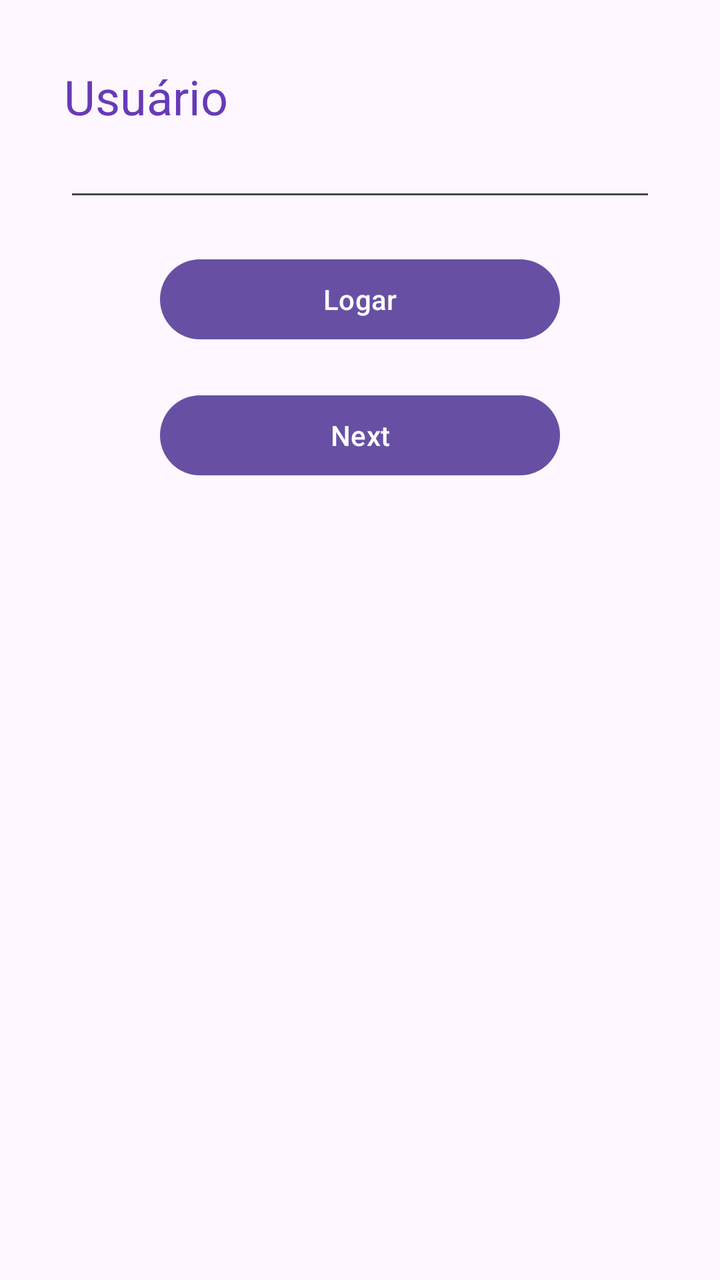
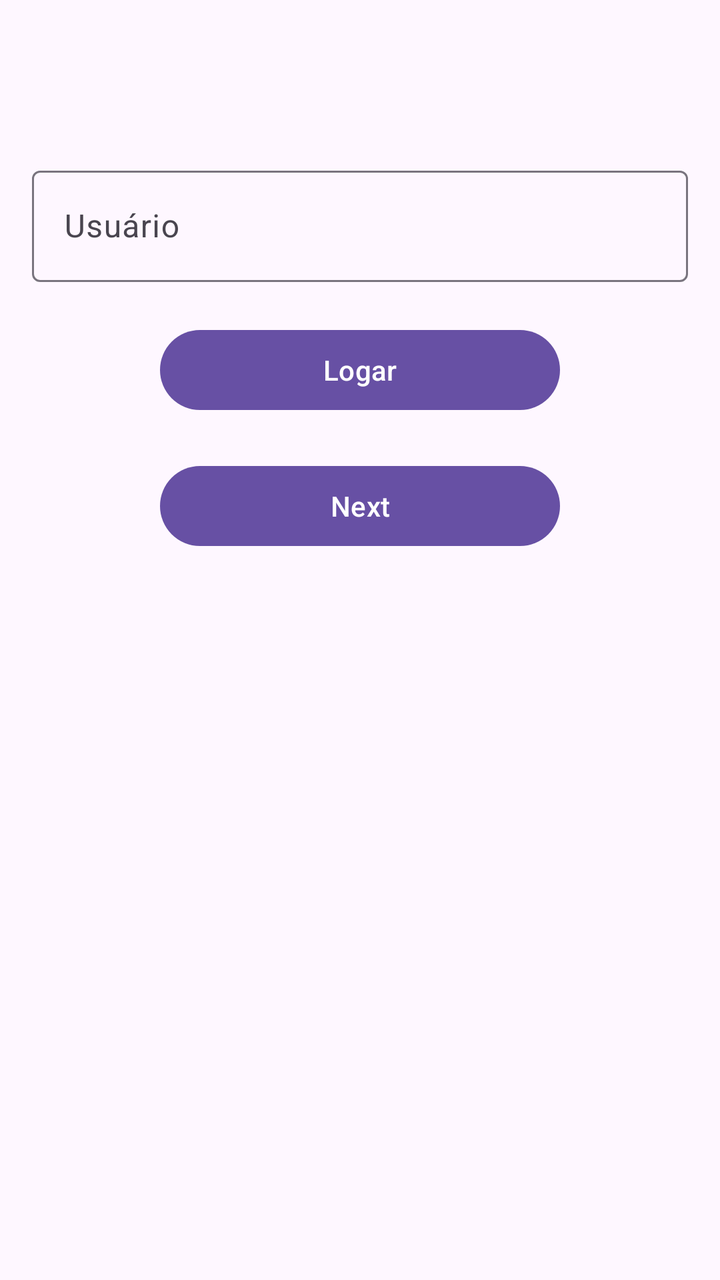

Two renders of the same Android screen: before a commit and after it. Below are the layout's source before the change and the commit's diff.
<!-- AndroidManifest.xml: application theme Theme.ViewsElayout -->
<!-- res/layout/activity_main.xml -->
<?xml version="1.0" encoding="utf-8"?>
<LinearLayout xmlns:android="http://schemas.android.com/apk/res/android"
    xmlns:tools="http://schemas.android.com/tools"
    android:id="@+id/main"
    android:orientation="vertical"
    android:layout_width="match_parent"
    android:layout_height="match_parent"
    android:padding="16dp"
    tools:context=".MainActivity">

        <TextView
            android:id="@+id/text01"
            android:layout_width="match_parent"
            android:layout_height="wrap_content"
            android:text="@string/usu_rio"
            android:textSize="24sp"
            android:textColor="@color/colorPrimary"
            android:layout_marginStart="16dp"
            android:layout_marginTop="16dp"
            android:layout_marginEnd="16dp"
            />
<EditText
    android:id="@+id/tLogin"
    android:inputType="textEmailAddress"
    android:layout_width="match_parent"
    android:layout_height="wrap_content"
    android:layout_marginStart="16dp"
    android:layout_marginEnd="16dp"
    android:autofillHints="texto login"
    tools:ignore="LabelFor" />

<Button
    android:id="@+id/btnlogar"
    android:text="@string/logar"
    android:layout_gravity="center"
    android:layout_width="200dp"
    android:layout_marginTop="20dp"
    android:layout_height="wrap_content" />
        <Button
            android:id="@+id/btnNext"
            android:text="@string/next"
            android:layout_gravity="center"
            android:layout_width="200dp"
            android:layout_marginTop="20dp"
            android:layout_height="wrap_content" />

</LinearLayout>
<!-- resources referenced by this layout -->
<resources>
  <color name="colorPrimary">#673AB7</color>
  <string name="logar">Logar</string>
  <string name="next">Next</string>
  <string name="usu_rio">Usuário</string>
  <style name="Theme.ViewsElayout" parent="Base.Theme.ViewsElayout" />
  <style name="Base.Theme.ViewsElayout" parent="Theme.Material3.DayNight.NoActionBar">
          
          
      </style>
</resources>

<!-- the commit's change to res/layout/activity_main.xml (unified diff, before → after) -->
@@ -5,43 +5,39 @@
     android:orientation="vertical"
     android:layout_width="match_parent"
     android:layout_height="match_parent"
-    android:padding="16dp"
     tools:context=".MainActivity">
 
-        <TextView
-            android:id="@+id/text01"
+    <com.google.android.material.textfield.TextInputLayout
+        android:layout_width="match_parent"
+        android:layout_height="wrap_content"
+        android:layout_marginTop="80dp"
+        android:layout_marginStart="16dp"
+        android:layout_marginEnd="16dp"
+        android:hint="@string/usu_rio">
+
+        <com.google.android.material.textfield.TextInputEditText
+            android:id="@+id/tLogin"
             android:layout_width="match_parent"
             android:layout_height="wrap_content"
-            android:text="@string/usu_rio"
-            android:textSize="24sp"
-            android:textColor="@color/colorPrimary"
-            android:layout_marginStart="16dp"
-            android:layout_marginTop="16dp"
-            android:layout_marginEnd="16dp"
-            />
-<EditText
-    android:id="@+id/tLogin"
-    android:inputType="textEmailAddress"
-    android:layout_width="match_parent"
-    android:layout_height="wrap_content"
-    android:layout_marginStart="16dp"
-    android:layout_marginEnd="16dp"
-    android:autofillHints="texto login"
-    tools:ignore="LabelFor" />
+            android:inputType="textEmailAddress"
+            android:autofillHints="emailAddress" />
 
-<Button
-    android:id="@+id/btnlogar"
-    android:text="@string/logar"
-    android:layout_gravity="center"
-    android:layout_width="200dp"
-    android:layout_marginTop="20dp"
-    android:layout_height="wrap_content" />
-        <Button
-            android:id="@+id/btnNext"
-            android:text="@string/next"
-            android:layout_gravity="center"
-            android:layout_width="200dp"
-            android:layout_marginTop="20dp"
-            android:layout_height="wrap_content" />
+    </com.google.android.material.textfield.TextInputLayout>
+
+    <Button
+        android:id="@+id/btnlogar"
+        android:text="@string/logar"
+        android:layout_gravity="center"
+        android:layout_width="200dp"
+        android:layout_marginTop="20dp"
+        android:layout_height="wrap_content" />
+
+    <Button
+        android:id="@+id/btnNext"
+        android:text="@string/next"
+        android:layout_gravity="center"
+        android:layout_width="200dp"
+        android:layout_marginTop="20dp"
+        android:layout_height="wrap_content" />
 
 </LinearLayout>
<!-- resource entries referenced after the edit -->
@@ -1,6 +1,5 @@
 <!-- resources referenced by this layout -->
 <resources>
-  <color name="colorPrimary">#673AB7</color>
   <string name="logar">Logar</string>
   <string name="next">Next</string>
   <string name="usu_rio">Usuário</string>
@@ -8,6 +7,9 @@
   <style name="Base.Theme.ViewsElayout" parent="Theme.Material3.DayNight.NoActionBar">
           
           
+  
+          
+          <item name="colorOnSurface">@android:color/black</item>
       </style>
 </resources>
 
